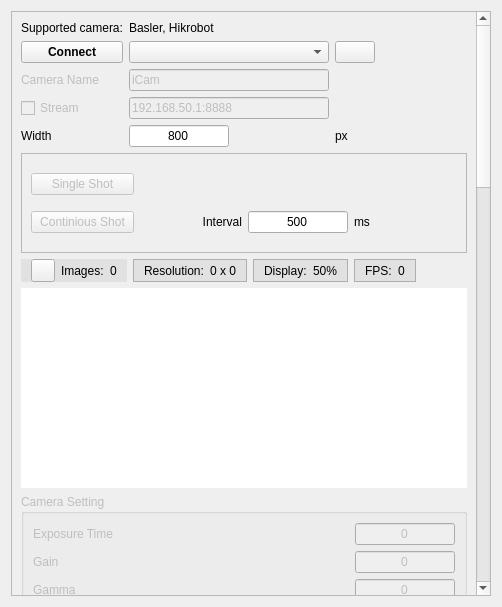
deltaxrobot/Delta-X-Software, file plugin/IndustrialCamera/form.ui: the form before one commit.
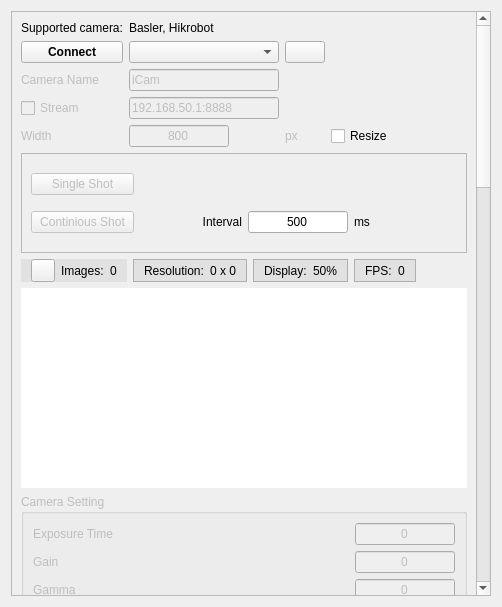
The form after the commit. Icons and pictures are not drawn.

```diff
--- a/plugin/IndustrialCamera/form.ui
+++ b/plugin/IndustrialCamera/form.ui
@@ -71,7 +71,7 @@
           <widget class="QComboBox" name="cbCameraList">
            <property name="minimumSize">
             <size>
-             <width>200</width>
+             <width>150</width>
              <height>0</height>
             </size>
            </property>
@@ -90,7 +90,7 @@
          <item row="7" column="3">
           <widget class="QLabel" name="lbCameraName_3">
            <property name="enabled">
-            <bool>true</bool>
+            <bool>false</bool>
            </property>
            <property name="text">
             <string>px</string>
@@ -99,6 +99,9 @@
          </item>
          <item row="7" column="2">
           <widget class="QLineEdit" name="leImageWidth">
+           <property name="enabled">
+            <bool>false</bool>
+           </property>
            <property name="maximumSize">
             <size>
              <width>100</width>
@@ -165,7 +168,7 @@
          <item row="7" column="0">
           <widget class="QLabel" name="lbCameraName_2">
            <property name="enabled">
-            <bool>true</bool>
+            <bool>false</bool>
            </property>
            <property name="text">
             <string>Width</string>
@@ -192,6 +195,13 @@
            </property>
           </widget>
          </item>
+         <item row="7" column="4">
+          <widget class="QCheckBox" name="cbEnoughResize">
+           <property name="text">
+            <string>Resize</string>
+           </property>
+          </widget>
+         </item>
         </layout>
        </item>
        <item>
```
Left out of the diff: 4 changed lines with no effect on the pictures.
